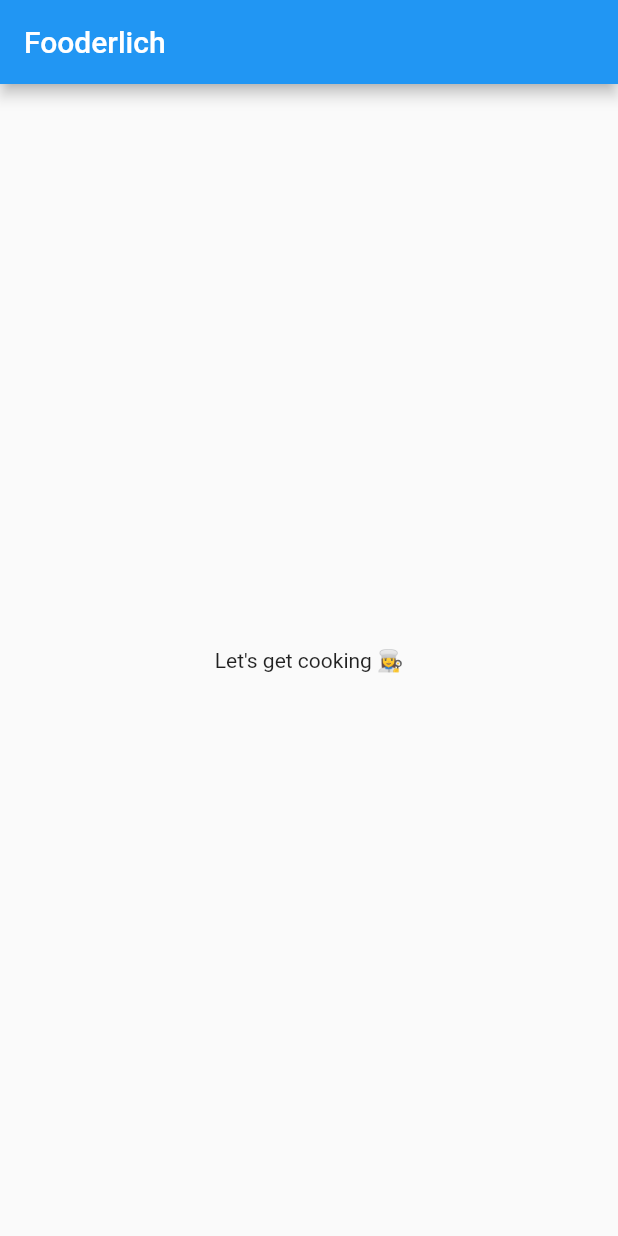
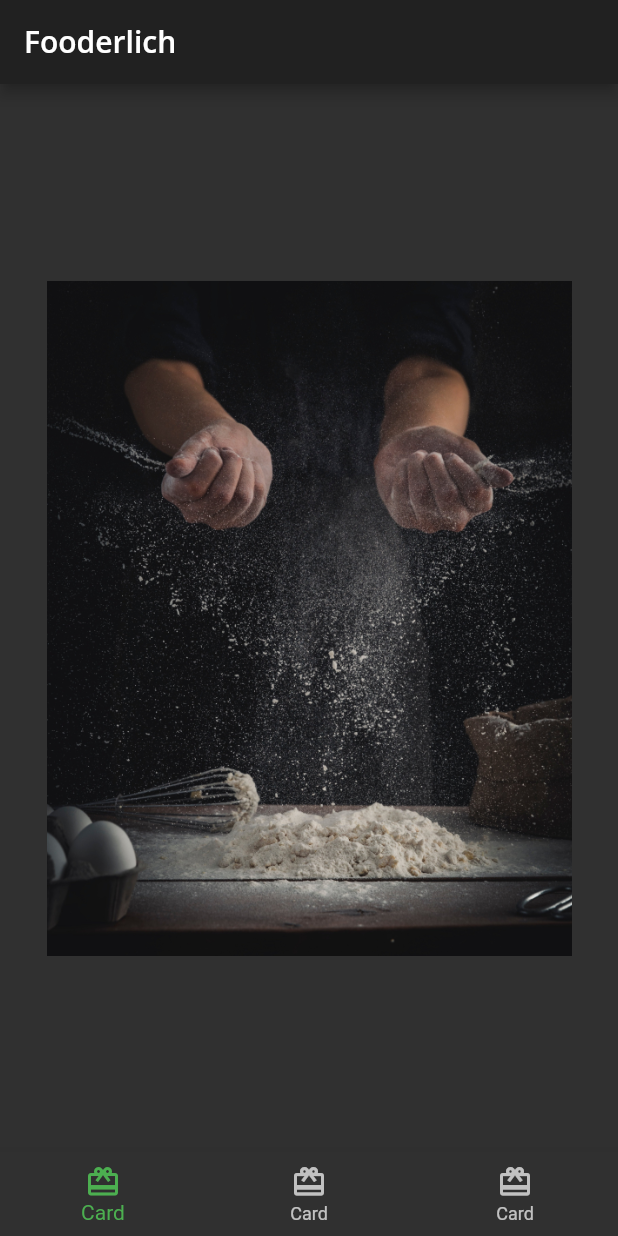
Before and after one commit to aisivan36/recipe, a Flutter app: the screen it shows after launch, on a phone screen of 412 x 824 dp. Run offline on Flutter 3.47's test engine with Material 2 defaults, Android fonts, the phone set to English and light mode, and no system bars; our stand-ins replace google_fonts.

Commit message:
added and fixed some

```diff
--- /dev/null
+++ b/lib/card1.dart
@@ -0,0 +1,33 @@
+import 'package:flutter/material.dart';
+
+class Card1 extends StatelessWidget {
+  const Card1({Key? key}) : super(key: key);
+  // 1
+  final String category = 'Editor\'s Choice';
+  final String title = 'The Art of Dough';
+  final String description = 'Learn to make the perfect bread.';
+  final String chef = 'Ray Wenderlich';
+
+  // 2
+  @override
+  Widget build(BuildContext context) {
+    // 3
+    return Center(
+      child: Container(
+        // TODO add a stack of text
+        padding: const EdgeInsets.all(16.0),
+
+        constraints: const BoxConstraints.expand(
+          width: 350,
+          height: 450,
+        ),
+        decoration: const BoxDecoration(
+          image: DecorationImage(
+            image: AssetImage('assets/mag1.png'),
+            fit: BoxFit.cover,
+          ),
+        ),
+      ),
+    );
+  }
+}
--- /dev/null
+++ b/lib/home.dart
@@ -0,0 +1,72 @@
+import 'package:flutter/material.dart';
+import 'package:recipe/card1.dart';
+
+/// Note about the Theme
+/// The AppBar style now reads: Theme.of(context).textTheme.headline6 instead of: theme.textTheme.headline6. Theme.of(context) returns the nearest Theme in the widget tree. If the widget has a defined Theme, it returns that. Otherwise, it returns the app’s theme.
+
+class Home extends StatefulWidget {
+  const Home({Key? key}) : super(key: key);
+
+  @override
+  _HomeState createState() => _HomeState();
+}
+
+class _HomeState extends State<Home> {
+  int _selectedIndex = 0;
+
+  static List<Widget> pages = <Widget>[
+    const Card1(),
+    // TODO Replace card2
+    Container(
+      color: Colors.yellow,
+    ),
+
+    // TODO Replace card3
+    Container(
+      color: Colors.purpleAccent,
+    ),
+  ];
+
+  void _onItemTapped(int index) {
+    setState(() {
+      _selectedIndex = index;
+    });
+  }
+
+  @override
+  Widget build(BuildContext context) {
+    return Scaffold(
+      appBar: AppBar(
+          title: Text(
+        'Fooderlich',
+        style: Theme.of(context).textTheme.headline6,
+      )),
+      body: pages[_selectedIndex],
+      // Center(
+      //   child: Text(
+      //     'Let\'s get cooking 👩‍🍳',
+      //     style: Theme.of(context).textTheme.headline1,
+      //   ),
+      // ),
+      bottomNavigationBar: BottomNavigationBar(
+        selectedItemColor: Theme.of(context).textSelectionTheme.selectionColor,
+        currentIndex: _selectedIndex,
+        onTap: _onItemTapped,
+        items: const [
+          BottomNavigationBarItem(
+            icon: Icon(Icons.card_giftcard),
+            label: 'Card',
+          ),
+          BottomNavigationBarItem(
+            icon: Icon(Icons.card_giftcard),
+            label: 'Card',
+          ),
+          BottomNavigationBarItem(
+            icon: Icon(Icons.card_giftcard),
+            label: 'Card',
+          ),
+        ],
+      ),
+    );
+  }
+}
--- a/lib/main.dart
+++ b/lib/main.dart
@@ -1,28 +1,21 @@
 import 'package:flutter/material.dart';
+import 'package:recipe/fooderlich_theme.dart';
+import 'package:recipe/home.dart';
 
 void main() {
-  // 1
   runApp(const Fooderlich());
 }
 
 class Fooderlich extends StatelessWidget {
-  // 2
   const Fooderlich({Key? key}) : super(key: key);
   @override
   Widget build(BuildContext context) {
-    // TODO: Create theme
-    // TODO: Apply Home widget
-    // 3
+    final theme = FooderlichTheme.dark();
+
     return MaterialApp(
-      // TODO: Add theme
+      theme: theme,
       title: 'Fooderlich',
-      // 4
-      home: Scaffold(
-        // TODO: Style the title
-        appBar: AppBar(title: const Text('Fooderlich')),
-        // TODO: Style the body text
-        body: const Center(child: Text('Let\'s get cooking 👩‍🍳')),
-      ),
+      home: const Home(),
     );
   }
 }
```
Also changed, not shown: assets/15452035777_294cefced5_c.jpg (deleted), assets/15992102771_b92f4cc00a_b.jpg (deleted), assets/2126711929_ef763de2b3_w.jpg (deleted), assets/27729023535_a57606c1be.jpg (deleted), assets/3187380632_5056654a19_b.jpg (deleted), assets/8533381643_a31a99e8a6_c.jpg (deleted), assets/author_katz.jpeg (added), assets/mag1.png (added), assets/mag2.png (added), assets/mag3.png (added), assets/mag4.png (added), assets/mag5.png (added), 1 other file.
